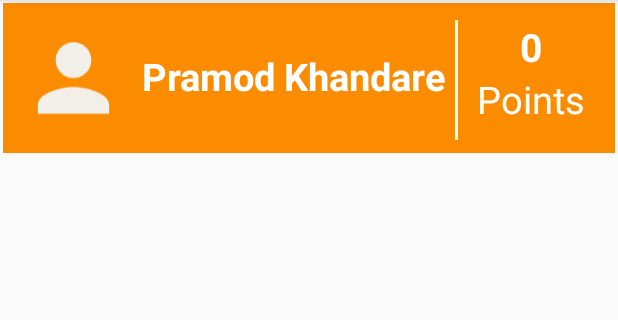
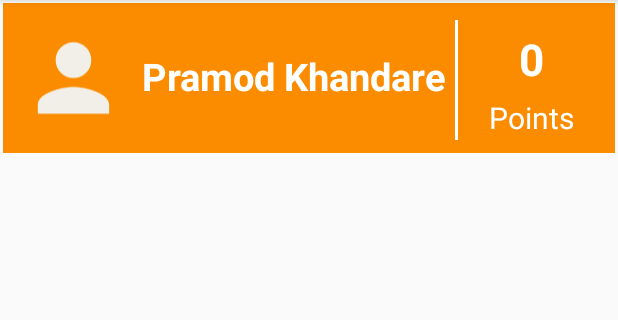
Before and after one commit to prtk5436/Gaming_Reward_Android, an Android app: the DashboardActivity screen opened directly, with no data from a screen before it, on a phone screen of 412 x 824 dp, the part 84-404 px from its top. Run offline under Robolectric (Android 15) with nearby library versions, the phone set to English and light mode, and no system bars; pictures from the network do not load; 1 statement that could not run was skipped.

Commit message:
change in UI

```diff
--- a/app/build.gradle
+++ b/app/build.gradle
@@ -40,4 +40,5 @@ dependencies {
     implementation 'de.hdodenhof:circleimageview:3.1.0'
     implementation 'androidx.swiperefreshlayout:swiperefreshlayout:1.0.0'
 
+
 }
--- a/app/src/main/java/com/example/gamingrewardandroid/Dashboard/DashboardActivity.java
+++ b/app/src/main/java/com/example/gamingrewardandroid/Dashboard/DashboardActivity.java
@@ -3,18 +3,16 @@ package com.example.gamingrewardandroid.Dashboard;
 import android.content.Context;
 import android.content.Intent;
 import android.content.SharedPreferences;
+import android.os.Build;
 import android.os.Bundle;
-
 import android.util.Log;
 import android.view.Menu;
 import android.view.MenuItem;
-import android.view.View;
 import android.widget.ArrayAdapter;
 import android.widget.Button;
 import android.widget.EditText;
 import android.widget.ImageButton;
 import android.widget.ListView;
-import android.widget.PopupMenu;
 import android.widget.ProgressBar;
 import android.widget.RatingBar;
 import android.widget.TextView;
@@ -22,14 +20,13 @@ import android.widget.Toast;
 import android.widget.Toolbar;
 
 import androidx.annotation.NonNull;
+import androidx.annotation.RequiresApi;
 import androidx.appcompat.app.AppCompatActivity;
 import androidx.recyclerview.widget.LinearLayoutManager;
 import androidx.recyclerview.widget.RecyclerView;
 import androidx.swiperefreshlayout.widget.SwipeRefreshLayout;
 
-
 import com.example.gamingrewardandroid.AuthenticationApi;
-
 import com.example.gamingrewardandroid.FeatureContraoller;
 import com.example.gamingrewardandroid.GamerProfile.GamerProfileActivity;
 import com.example.gamingrewardandroid.LeaderBoard.LeaderBoard;
@@ -91,6 +88,7 @@ public class DashboardActivity extends AppCompatActivity{
     SharedPreferences.Editor editor;
 
 
+    @RequiresApi(api = Build.VERSION_CODES.O)
     @Override
     protected void onCreate(Bundle savedInstanceState) {
         super.onCreate(savedInstanceState);
@@ -99,7 +97,6 @@ public class DashboardActivity extends AppCompatActivity{
         //displaySpectatorPoints();
         Log.i("In OnCreate", "In OnCreate");
         getlist();
-
         init();
 
         //refreshing page
@@ -113,16 +110,12 @@ public class DashboardActivity extends AppCompatActivity{
         });
 
 
+        //myPoints.setAutoSizeTextTypeUniformWithConfiguration(1, 17, 1, TypedValue.COMPLEX_UNIT_DIP);
         // pref = getSharedPreferences("user_details",MODE_PRIVATE);
         prf = getSharedPreferences("user_details",MODE_PRIVATE);
         String category = prf.getString("category","");
 
-
-
         getStudentPoints();
-
-
-
 
         myName.setText(FeatureContraoller.getInstance().getUserDetails().get(0).getName());
 
--- a/app/src/main/res/layout/activity_registration.xml
+++ b/app/src/main/res/layout/activity_registration.xml
@@ -128,6 +128,7 @@
                 android:gravity="center"
                 android:hint="Enter Name"
                 android:padding="15dp"
+                android:maxLength="15"
                 android:textColor="@color/black"
                 android:textColorHighlight="@color/white"
                 android:textColorHint="@color/black" />
--- a/app/src/main/res/layout/dashboard_activity.xml
+++ b/app/src/main/res/layout/dashboard_activity.xml
@@ -64,16 +64,21 @@
 
             <TextView
                 android:id="@+id/myPoints"
-                android:layout_width="103dp"
-                android:layout_height="wrap_content"
+                android:layout_width="match_parent"
+                android:layout_height="51dp"
                 android:layout_gravity="center"
                 android:layout_marginTop="10dp"
-                android:layout_toRightOf="@id/myName"
                 android:gravity="center"
                 android:text="0"
                 android:textColor="@color/white"
-                android:textSize="26dp"
-                android:textStyle="bold" />
+                android:textStyle="bold"
+                android:layout_toRightOf="@id/myName"
+                app:autoSizeMaxTextSize="30sp"
+                app:autoSizeMinTextSize="15sp"
+                app:autoSizeStepGranularity="2sp"
+                app:autoSizeTextType="uniform"
+                />
+
 
             <TextView
                 android:layout_width="wrap_content"
@@ -84,7 +89,8 @@
                 android:layout_toRightOf="@id/myName"
                 android:text="Points"
                 android:textColor="@color/white"
-                android:textSize="25dp" />
+                android:textSize="20dp"
+                />
 
             <ImageButton
                 android:id="@+id/btn_option"
```
Also changed, not shown: 10 other files.
